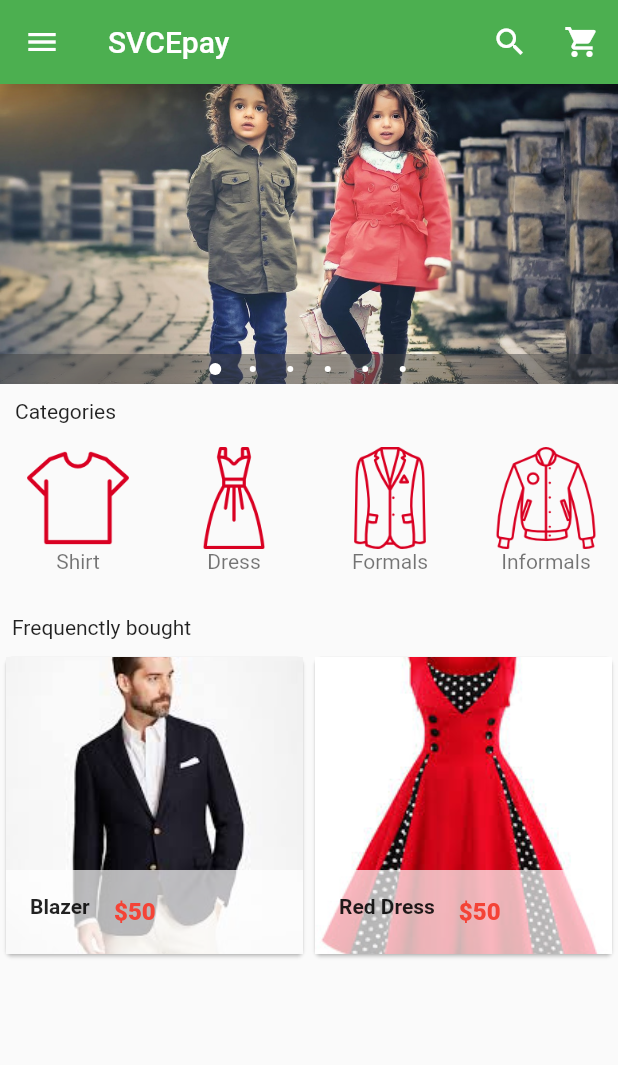
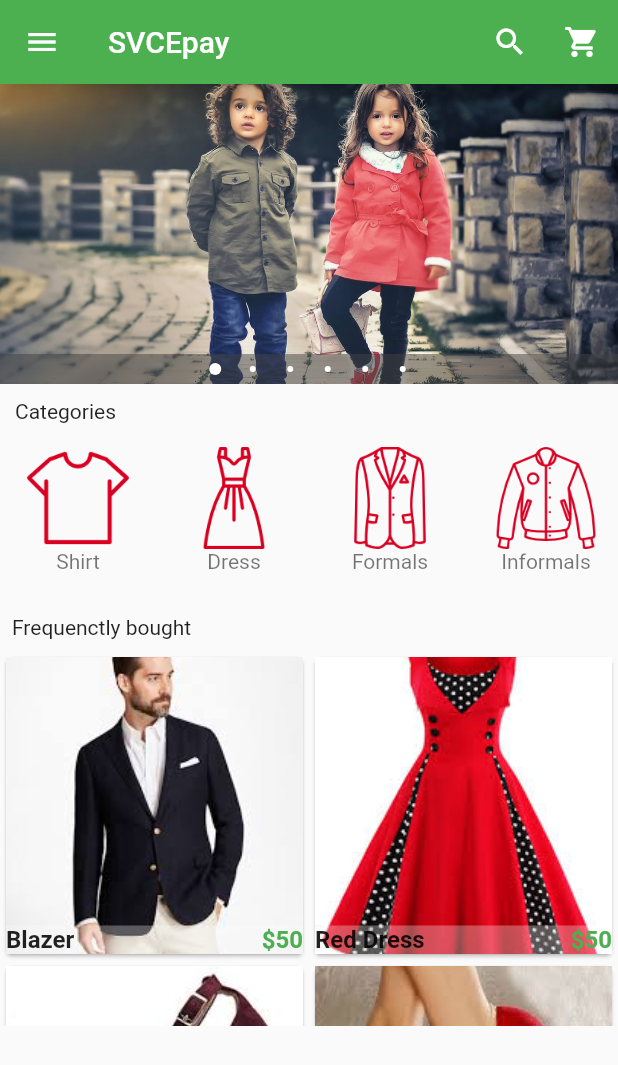
Before and after one commit to Shravandheep4/svce_pay, a Flutter app: the screen it shows after launch, on a phone screen of 412 x 824 dp. Shown: the top 1065 px of the screen. Run offline on Flutter 3.47's test engine with Material 2 defaults, Android fonts, the phone set to English and light mode, and no system bars; drawn by our look-alikes of carousel_pro.

Commit message:
Add similar items

```diff
--- a/lib/components/products.dart
+++ b/lib/components/products.dart
@@ -20,6 +20,21 @@ class _ProductsState extends State<Products> {
       "picture" : "assets/images/products/dress1.jpeg",
       "price": 50,
     },
+
+    {
+      "name": "Some dress",
+      "picture" : "assets/images/products/hills1.jpeg",
+      "price": 50,
+    },
+
+    {
+      "name": "Hills",
+      "picture" : "assets/images/products/hills2.jpeg",
+      "price": 50,
+    },
+
+
+
   ];
 
   @override
@@ -55,18 +70,33 @@ class SingleProduct extends StatelessWidget {
   Widget build(BuildContext context) {
     return Card(
       child: Hero(
-        tag: prodName,
+        tag: new Text("tags"),
         child: Material(
           child: InkWell(
-            onTap : () => Navigator.of(context).push(new MaterialPageRoute(builder: (context) => new ProductDetails())),
+
+            //onclick method
+            onTap : () => Navigator.of(context).push(new MaterialPageRoute(builder: (context) => new ProductDetails(
+                  productDetailName: prodName,
+                  productDetailPrice: prodPrice,
+                  productDetailPicture: prodPicture,
+                )
+              )
+            ),
 
             child: GridTile(
               child: Image.asset(prodPicture, fit: BoxFit.cover,),
               footer: Container(
-                color: Colors.white70,
-                child: ListTile(
-                  leading: Text(prodName, style: TextStyle(fontWeight: FontWeight.bold),),
-                  title: Text("\$$prodPrice" ,style: TextStyle(color: Colors.red, fontWeight: FontWeight.w800),),
+                color: Colors.white30,
+                child: new Row(
+                  children: <Widget>[
+                    Expanded(
+                      child: Text(prodName,style: TextStyle(fontWeight: FontWeight.bold,fontSize: 16.0)),
+                    ),
+
+                    new Text("\$${prodPrice}", style: TextStyle(fontWeight: FontWeight.bold, color: Colors.green, fontSize: 16.0),)
+
+
+                  ],
                 ),
               ),
             ),
```
